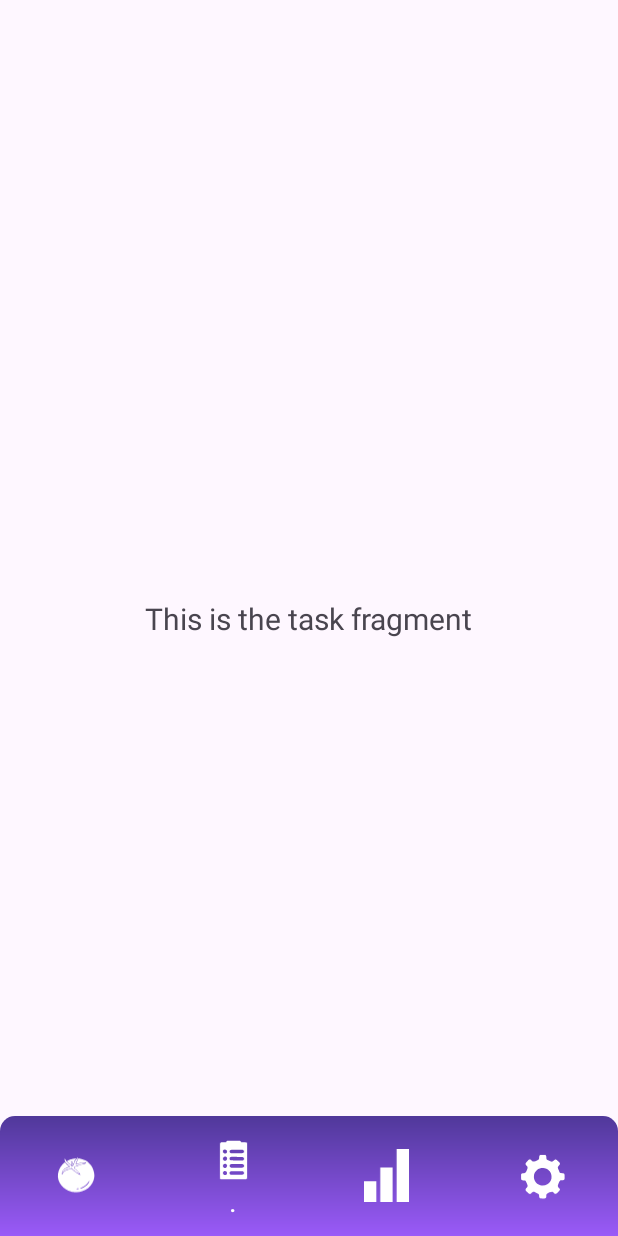
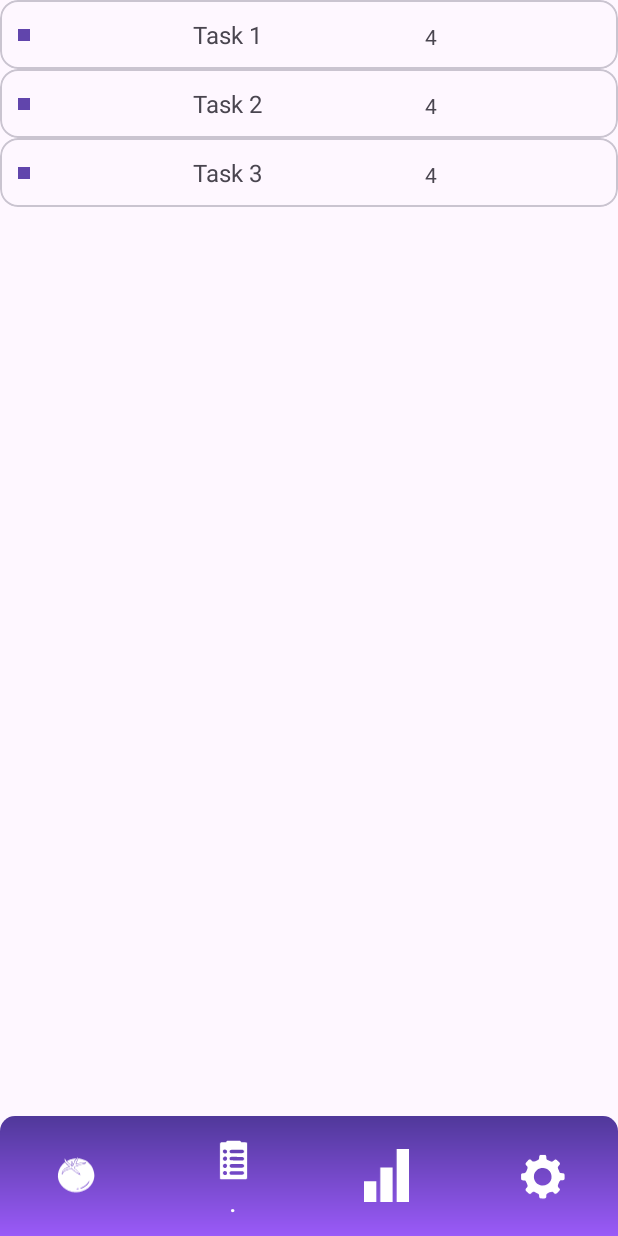
Before and after one commit to ScarlettRed6/pomodoro-timer, an Android app: the TaskFragment screen opened through its navigation route, on a phone screen of 412 x 824 dp. Run offline under Robolectric (Android 15) with nearby library versions, the phone set to English and light mode, and no system bars; our stand-ins replace data binding, navigation-ui.

Commit message:
feat: task list

```diff
--- /dev/null
+++ b/app/src/main/java/com/example/pomodoro_timer/model/TaskModel.java
@@ -0,0 +1,25 @@
+package com.example.pomodoro_timer.model;
+
+public class TaskModel {
+    private String taskTitle;
+    private int sessionCount;
+    private int priorityLevel; //Levels: 1 = low, 2 = medium, 3 = high
+
+    public TaskModel(String taskTitle, int sessionCount, int priorityLevel){
+        this.taskTitle = taskTitle;
+        this.sessionCount = sessionCount;
+        this.priorityLevel = priorityLevel;
+    }
+
+    //Getters and Setters
+    public String getTitle(){
+        return taskTitle;
+    }
+    public int getSessionCount(){
+        return sessionCount;
+    }
+    public int getPriorityLevel(){
+        return priorityLevel;
+    }
+
+}
--- a/app/src/main/java/com/example/pomodoro_timer/ui/fragments/TaskFragment.java
+++ b/app/src/main/java/com/example/pomodoro_timer/ui/fragments/TaskFragment.java
@@ -6,18 +6,34 @@ import android.view.View;
 import android.view.ViewGroup;
 
 import androidx.fragment.app.Fragment;
+import androidx.lifecycle.ViewModelProvider;
+import androidx.recyclerview.widget.LinearLayoutManager;
 
 import com.example.pomodoro_timer.R;
+import com.example.pomodoro_timer.databinding.FragmentTaskBinding;
+import com.example.pomodoro_timer.viewmodels.TaskViewModel;
 
 public class TaskFragment extends Fragment {
 
+    private FragmentTaskBinding binding;
+    private TaskViewModel taskVM;
     public TaskFragment(){
 
     }
 
     @Override
     public View onCreateView(LayoutInflater inflater, ViewGroup container, Bundle savedInstanceState){
-        return(inflater.inflate(R.layout.fragment_task, container, false));
+        binding = FragmentTaskBinding.inflate(inflater, container, false);
+        taskVM = new ViewModelProvider(requireActivity()).get(TaskViewModel.class);
+        binding.setTaskVM(taskVM);
+        binding.setLifecycleOwner(this);
+
+        taskVM.initializeTasks();
+
+        binding.taskRecyclerViewId.setLayoutManager(new LinearLayoutManager(getContext()));
+        binding.taskRecyclerViewId.setAdapter(taskVM.getAdapter());
+
+        return binding.getRoot();
     }
 
 }
--- /dev/null
+++ b/app/src/main/java/com/example/pomodoro_timer/utils/adapter/TaskAdapter.java
@@ -0,0 +1,56 @@
+package com.example.pomodoro_timer.utils.adapter;
+
+import android.util.Log;
+import android.view.LayoutInflater;
+import android.view.ViewGroup;
+
+import androidx.annotation.NonNull;
+import androidx.recyclerview.widget.RecyclerView;
+
+import com.example.pomodoro_timer.databinding.ItemTaskBinding;
+import com.example.pomodoro_timer.model.TaskModel;
+
+import java.util.ArrayList;
+import java.util.List;
+
+public class TaskAdapter extends RecyclerView.Adapter<TaskAdapter.TaskViewHolder> {
+
+   private List<TaskModel> taskList;
+
+   public void setTasks(List<TaskModel> tasks){
+        this.taskList = tasks;
+        Log.d("TaskAdapter", "TEST SET TASKS!");
+   }
+
+    @NonNull
+    @Override
+    public TaskViewHolder onCreateViewHolder(@NonNull ViewGroup parent, int viewType) {
+        ItemTaskBinding binding = ItemTaskBinding.inflate(LayoutInflater.from(parent.getContext()), parent, false);
+        return new TaskViewHolder(binding);
+    }
+
+    @Override
+    public void onBindViewHolder(@NonNull TaskViewHolder holder, int position) {
+        holder.bind(taskList.get(position));
+    }
+
+    @Override
+    public int getItemCount() {
+        return taskList.size();
+    }
+
+    public static class TaskViewHolder extends RecyclerView.ViewHolder{
+       private ItemTaskBinding binding;
+
+       public TaskViewHolder(ItemTaskBinding binding){
+           super(binding.getRoot());
+           this.binding = binding;
+       }
+
+       public void bind(TaskModel task){
+            binding.setTaskModel(task);
+            binding.executePendingBindings();
+       }
+   }
+
+}
--- a/app/src/main/java/com/example/pomodoro_timer/viewmodels/TaskViewModel.java
+++ b/app/src/main/java/com/example/pomodoro_timer/viewmodels/TaskViewModel.java
@@ -1,6 +1,50 @@
 package com.example.pomodoro_timer.viewmodels;
 
+import android.util.Log;
+
+import androidx.lifecycle.LiveData;
+import androidx.lifecycle.MutableLiveData;
 import androidx.lifecycle.ViewModel;
 
+import com.example.pomodoro_timer.model.TaskModel;
+import com.example.pomodoro_timer.utils.adapter.TaskAdapter;
+
+import java.util.ArrayList;
+import java.util.List;
+
 public class TaskViewModel extends ViewModel {
+
+    //Fields
+    private List<TaskModel> testTasks;
+    private TaskAdapter adapter = new TaskAdapter();
+    private MutableLiveData<List<TaskModel>> taskList = new MutableLiveData<>(new ArrayList<>());
+
+    //Getters and Setters
+    public LiveData<List<TaskModel>> getTaskList(){
+        return taskList;
+    }
+    public TaskAdapter getAdapter(){
+        return adapter;
+    }
+
+    //THIS IS FOR TESTING PURPOSES ONLY
+    //LATER USE FOR ACTUAL DATA FROM DATABASE FIREBASE
+    public void initializeTasks(){
+        testTasks = new ArrayList<>();
+        testTasks.add(new TaskModel("Task 1", 4, 1));
+        testTasks.add(new TaskModel("Task 2", 4, 2));
+        testTasks.add(new TaskModel("Task 3", 4, 3));
+
+        taskList.setValue(testTasks);
+        adapter.setTasks(testTasks);
+
+        Log.d("TaskViewModel", "TEST INITIALIZE TASK!");
+    }
+
+    public void addTask(TaskModel task){
+        testTasks.add(task);
+        taskList.setValue(testTasks);
+        adapter.setTasks(testTasks);
+    }
+
 }
--- a/app/src/main/res/layout/fragment_task.xml
+++ b/app/src/main/res/layout/fragment_task.xml
@@ -1,17 +1,25 @@
 <?xml version="1.0" encoding="utf-8"?>
-<androidx.constraintlayout.widget.ConstraintLayout xmlns:android="http://schemas.android.com/apk/res/android"
-    android:layout_width="match_parent"
-    android:layout_height="match_parent"
-    xmlns:app="http://schemas.android.com/apk/res-auto">
+<layout xmlns:app="http://schemas.android.com/apk/res-auto">
 
-    <TextView
-        android:layout_width="wrap_content"
-        android:layout_height="wrap_content"
-        android:text="@string/fragment_ph_task"
-        android:textSize="20sp"
-        app:layout_constraintStart_toStartOf="parent"
-        app:layout_constraintEnd_toEndOf="parent"
-        app:layout_constraintBottom_toBottomOf="parent"
-        app:layout_constraintTop_toTopOf="parent"/>
+    <data>
+        <variable
+            name="taskVM"
+            type="com.example.pomodoro_timer.viewmodels.TaskViewModel" />
+    </data>
 
-</androidx.constraintlayout.widget.ConstraintLayout>
+    <androidx.constraintlayout.widget.ConstraintLayout xmlns:android="http://schemas.android.com/apk/res/android"
+        android:layout_width="match_parent"
+        android:layout_height="match_parent">
+
+        <androidx.recyclerview.widget.RecyclerView
+            android:id="@+id/task_recycler_view_id"
+            android:layout_width="match_parent"
+            android:layout_height="0dp"
+            app:layout_constraintStart_toStartOf="parent"
+            app:layout_constraintEnd_toEndOf="parent"
+            app:layout_constraintTop_toTopOf="parent"
+            app:layout_constraintBottom_toBottomOf="parent" />
+
+    </androidx.constraintlayout.widget.ConstraintLayout>
+
+</layout>
--- /dev/null
+++ b/app/src/main/res/layout/item_task.xml
@@ -0,0 +1,55 @@
+<?xml version="1.0" encoding="utf-8"?>
+<layout xmlns:android="http://schemas.android.com/apk/res/android"
+    xmlns:app="http://schemas.android.com/apk/res-auto">
+
+    <data>
+        <variable
+            name="taskModel"
+            type="com.example.pomodoro_timer.model.TaskModel" />
+    </data>
+
+    <com.google.android.material.card.MaterialCardView
+        android:layout_width="match_parent"
+        android:layout_height="wrap_content">
+
+        <androidx.constraintlayout.widget.ConstraintLayout
+            android:padding="12dp"
+            android:layout_width="match_parent"
+            android:layout_height="wrap_content">
+
+            <View
+                android:id="@+id/priority_level_dot_id"
+                android:layout_width="8dp"
+                android:layout_height="8dp"
+                android:backgroundTint="@color/progress_bar_color1"
+                android:background="@color/progress_bar_color1"
+                app:layout_constraintStart_toStartOf="parent"
+                app:layout_constraintTop_toTopOf="parent"
+                app:layout_constraintBottom_toBottomOf="parent"/>
+
+            <com.google.android.material.textview.MaterialTextView
+                android:id="@+id/task_title_id"
+                android:layout_width="wrap_content"
+                android:layout_height="wrap_content"
+                android:text="@{taskModel.title}"
+                android:textSize="16sp"
+                app:layout_constraintStart_toEndOf="@+id/priority_level_dot_id"
+                app:layout_constraintEnd_toStartOf="@+id/session_count_id"
+                app:layout_constraintTop_toTopOf="parent"
+                app:layout_constraintBottom_toBottomOf="parent"/>
+
+            <com.google.android.material.textview.MaterialTextView
+                android:id="@+id/session_count_id"
+                android:layout_width="wrap_content"
+                android:layout_height="wrap_content"
+                android:text="@{String.valueOf(taskModel.sessionCount)}"
+                android:textSize="14sp"
+                app:layout_constraintStart_toEndOf="@+id/task_title_id"
+                app:layout_constraintEnd_toEndOf="parent"
+                app:layout_constraintBottom_toBottomOf="parent"/>
+
+        </androidx.constraintlayout.widget.ConstraintLayout>
+
+    </com.google.android.material.card.MaterialCardView>
+
+</layout>
```
